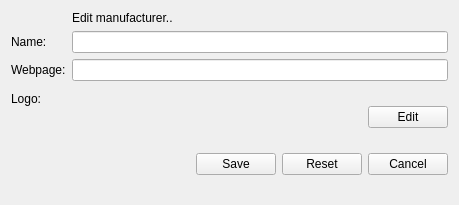
This is client/uiforms/manufacturer_edit.ui in Wolframe/configurator as Qt 5 draws it before an edit. The edited form follows.
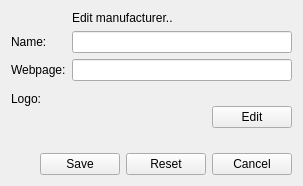
This is the edited form. Icons and pictures are not drawn.

```diff
--- a/client/uiforms/manufacturer_edit.ui
+++ b/client/uiforms/manufacturer_edit.ui
@@ -6,8 +6,8 @@
    <rect>
     <x>0</x>
     <y>0</y>
-    <width>459</width>
-    <height>205</height>
+    <width>303</width>
+    <height>184</height>
    </rect>
   </property>
   <property name="windowTitle">
```
Left out of the diff: 6 changed lines with no effect on the pictures.
